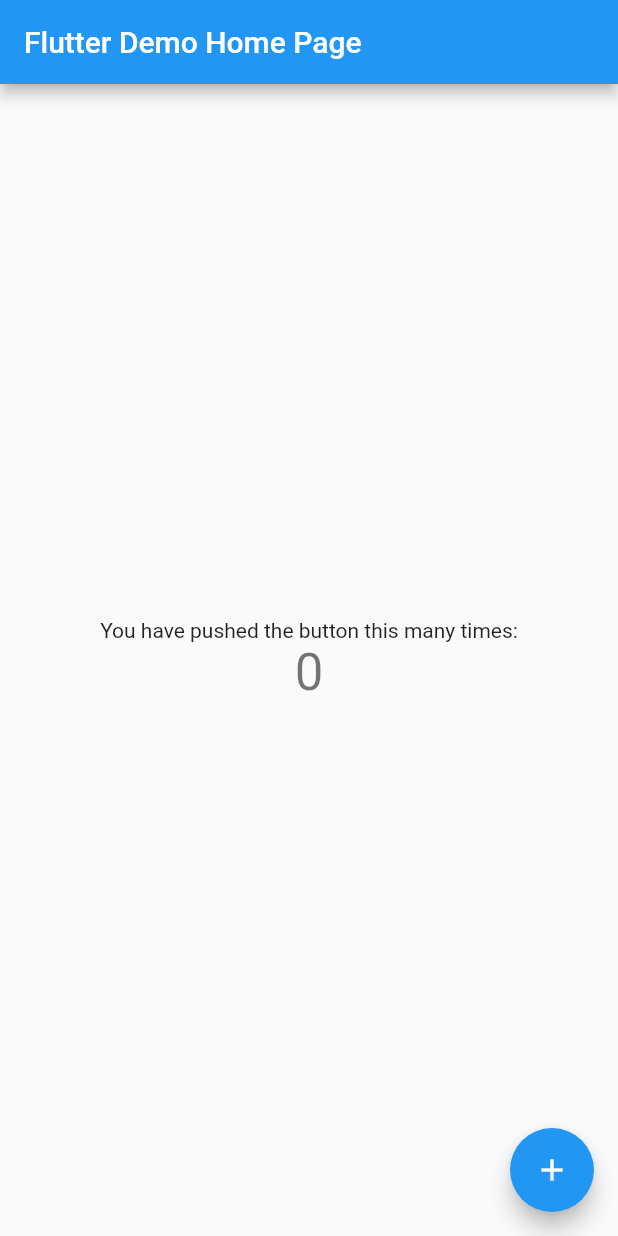
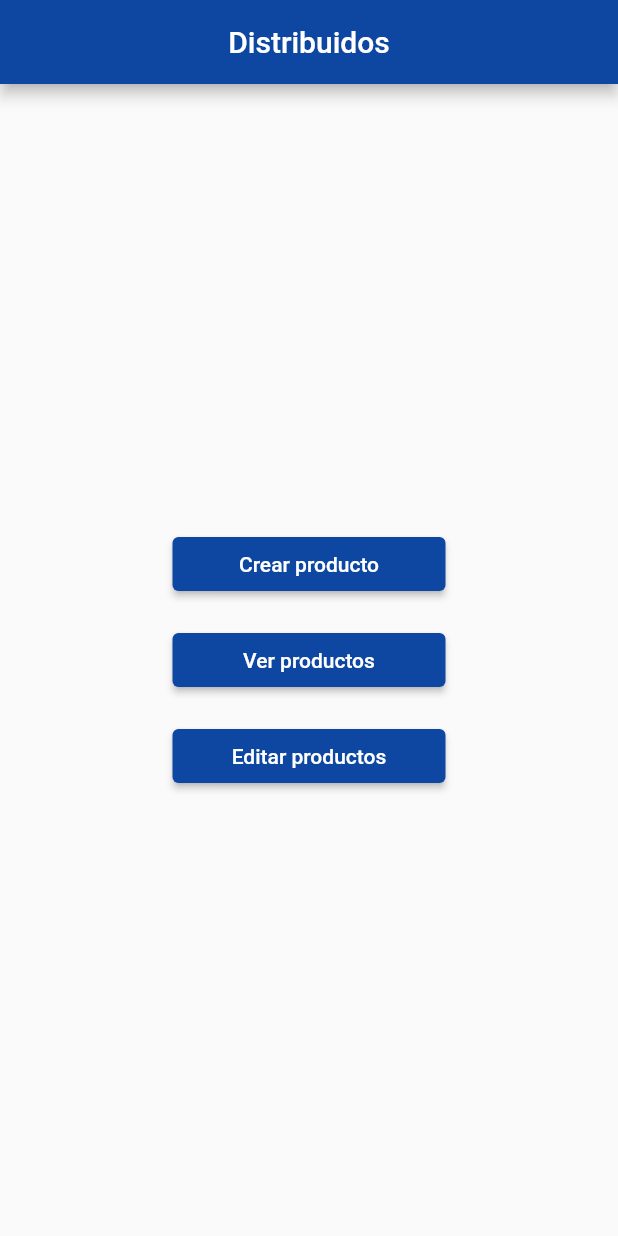
Before and after one commit to ArielM24/distribuidos_omar, a Flutter app: the screen it shows after launch, on a phone screen of 412 x 824 dp. Run offline on Flutter 3.47's test engine with Material 2 defaults, Android fonts, the phone set to English and light mode, and no system bars.

Commit message:
home page

```diff
--- /dev/null
+++ b/lib/domain/global/enums.dart
@@ -0,0 +1 @@
+enum DownloadStatus { finished, canceled, resumed, paused }
--- /dev/null
+++ b/lib/gui/pages/create/create_page.dart
@@ -0,0 +1,20 @@
+import 'package:flutter/material.dart';
+
+class CreatePage extends StatelessWidget {
+  const CreatePage({Key? key}) : super(key: key);
+
+  @override
+  Widget build(BuildContext context) {
+    return Scaffold(
+      appBar: AppBar(
+        centerTitle: true,
+        leading: const BackButton(),
+        backgroundColor: Colors.blue[900],
+        title: const Text("Crear producto"),
+      ),
+      body: const Center(
+        child: Text("Crear"),
+      ),
+    );
+  }
+}
--- /dev/null
+++ b/lib/gui/pages/home/home_page.dart
@@ -0,0 +1,44 @@
+import 'package:distribuidos/gui/pages/create/create_page.dart';
+import 'package:distribuidos/gui/pages/home/widgets/home_button.dart';
+import 'package:flutter/material.dart';
+
+class HomePage extends StatelessWidget {
+  const HomePage({Key? key}) : super(key: key);
+
+  @override
+  Widget build(BuildContext context) {
+    return Scaffold(
+      appBar: AppBar(
+        centerTitle: true,
+        backgroundColor: Colors.blue[900],
+        title: const Text("Distribuidos"),
+      ),
+      body: Column(
+        mainAxisAlignment: MainAxisAlignment.center,
+        children: [
+          HomeButton(
+            text: "Crear producto",
+            onPressed: () => Navigator.of(context).push(
+                MaterialPageRoute(builder: (context) => const CreatePage())),
+          ),
+          HomeButton(
+            text: "Ver productos",
+            onPressed: () => debugPrint("ver"),
+          ),
+          HomeButton(
+            text: "Editar productos",
+            onPressed: () => debugPrint("editar"),
+          ),
+
+          // TextButton(
+          //     onPressed: () {},
+          //     child: const Text("1"),
+          //     style: TextButton.styleFrom(primary: Colors.green)),
+          // IconButton(
+          //     onPressed: () {},
+          //     icon: const Icon(Icons.delete, color: Colors.blue)),
+        ],
+      ),
+    );
+  }
+}
--- /dev/null
+++ b/lib/gui/pages/home/widgets/home_button.dart
@@ -0,0 +1,30 @@
+import 'package:flutter/material.dart';
+
+class HomeButton extends StatelessWidget {
+  final String text;
+  final Function()? onPressed;
+  final TextAlign? textAlign;
+  //final int Function(String, int)? otra;
+  const HomeButton(
+      {Key? key, required this.text, this.onPressed, this.textAlign})
+      : super(key: key);
+
+  @override
+  Widget build(BuildContext context) {
+    return Padding(
+      padding: const EdgeInsets.all(8),
+      child: Center(
+        child: ElevatedButton(
+          onPressed: onPressed,
+          child: SizedBox(
+              width: 150,
+              child: Text(
+                text,
+                textAlign: textAlign ?? TextAlign.center,
+              )),
+          style: ElevatedButton.styleFrom(primary: Colors.blue[900]),
+        ),
+      ),
+    );
+  }
+}
--- /dev/null
+++ b/lib/gui/pages/settings/settings_page.dart
@@ -0,0 +1,12 @@
+import 'package:flutter/material.dart';
+
+class SettingsPage extends StatelessWidget {
+  const SettingsPage({Key? key}) : super(key: key);
+
+  @override
+  Widget build(BuildContext context) {
+    return Scaffold(
+      body: Center(child: Text("settings")),
+    );
+  }
+}
--- a/lib/main.dart
+++ b/lib/main.dart
@@ -1,3 +1,4 @@
+import 'package:distribuidos/gui/pages/home/home_page.dart';
 import 'package:flutter/material.dart';
 
 void main() {
@@ -7,109 +8,15 @@ void main() {
 class MyApp extends StatelessWidget {
   const MyApp({Key? key}) : super(key: key);
 
-  // This widget is the root of your application.
   @override
   Widget build(BuildContext context) {
     return MaterialApp(
+      debugShowCheckedModeBanner: false,
       title: 'Flutter Demo',
       theme: ThemeData(
-        // This is the theme of your application.
-        //
-        // Try running your application with "flutter run". You'll see the
-        // application has a blue toolbar. Then, without quitting the app, try
-        // changing the primarySwatch below to Colors.green and then invoke
-        // "hot reload" (press "r" in the console where you ran "flutter run",
-        // or simply save your changes to "hot reload" in a Flutter IDE).
-        // Notice that the counter didn't reset back to zero; the application
-        // is not restarted.
         primarySwatch: Colors.blue,
       ),
-      home: const MyHomePage(title: 'Flutter Demo Home Page'),
+      home: const HomePage(),
     );
   }
 }
-
-class MyHomePage extends StatefulWidget {
-  const MyHomePage({Key? key, required this.title}) : super(key: key);
-
-  // This widget is the home page of your application. It is stateful, meaning
-  // that it has a State object (defined below) that contains fields that affect
-  // how it looks.
-
-  // This class is the configuration for the state. It holds the values (in this
-  // case the title) provided by the parent (in this case the App widget) and
-  // used by the build method of the State. Fields in a Widget subclass are
-  // always marked "final".
-
-  final String title;
-
-  @override
-  State<MyHomePage> createState() => _MyHomePageState();
-}
-
-class _MyHomePageState extends State<MyHomePage> {
-  int _counter = 0;
-
-  void _incrementCounter() {
-    setState(() {
-      // This call to setState tells the Flutter framework that something has
-      // changed in this State, which causes it to rerun the build method below
-      // so that the display can reflect the updated values. If we changed
-      // _counter without calling setState(), then the build method would not be
-      // called again, and so nothing would appear to happen.
-      _counter++;
-    });
-  }
-
-  @override
-  Widget build(BuildContext context) {
-    // This method is rerun every time setState is called, for instance as done
-    // by the _incrementCounter method above.
-    //
-    // The Flutter framework has been optimized to make rerunning build methods
-    // fast, so that you can just rebuild anything that needs updating rather
-    // than having to individually change instances of widgets.
-    return Scaffold(
-      appBar: AppBar(
-        // Here we take the value from the MyHomePage object that was created by
-        // the App.build method, and use it to set our appbar title.
-        title: Text(widget.title),
-      ),
-      body: Center(
-        // Center is a layout widget. It takes a single child and positions it
-        // in the middle of the parent.
-        child: Column(
-          // Column is also a layout widget. It takes a list of children and
-          // arranges them vertically. By default, it sizes itself to fit its
-          // children horizontally, and tries to be as tall as its parent.
-          //
-          // Invoke "debug painting" (press "p" in the console, choose the
-          // "Toggle Debug Paint" action from the Flutter Inspector in Android
-          // Studio, or the "Toggle Debug Paint" command in Visual Studio Code)
-          // to see the wireframe for each widget.
-          //
-          // Column has various properties to control how it sizes itself and
-          // how it positions its children. Here we use mainAxisAlignment to
-          // center the children vertically; the main axis here is the vertical
-          // axis because Columns are vertical (the cross axis would be
-          // horizontal).
-          mainAxisAlignment: MainAxisAlignment.center,
-          children: <Widget>[
-            const Text(
-              'You have pushed the button this many times:',
-            ),
-            Text(
-              '$_counter',
-              style: Theme.of(context).textTheme.headline4,
-            ),
-          ],
-        ),
-      ),
-      floatingActionButton: FloatingActionButton(
-        onPressed: _incrementCounter,
-        tooltip: 'Increment',
-        child: const Icon(Icons.add),
-      ), // This trailing comma makes auto-formatting nicer for build methods.
-    );
-  }
-}
```
